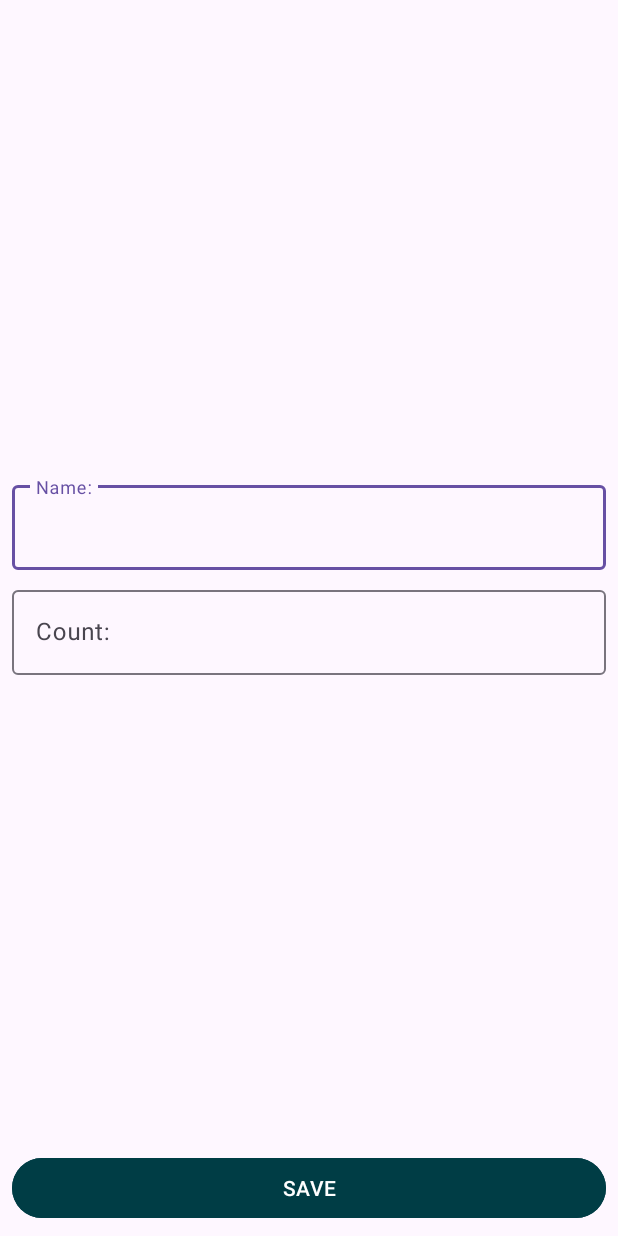
After one commit to darklittlefinch/shopping-list, an Android app: the ShopItemActivity screen opened directly, with no data from a screen before it, on a phone screen of 412 x 824 dp. The commit adds this screen. Run offline under Robolectric (Android 15) with nearby library versions, the phone set to English and light mode, and no system bars.

Commit message:
feat: add new activity and layout

```diff
--- a/app/src/main/AndroidManifest.xml
+++ b/app/src/main/AndroidManifest.xml
@@ -13,6 +13,10 @@
         android:theme="@style/Theme.ShoppingList"
         tools:targetApi="31">
         <activity
+            android:name=".presentation.ShopItemActivity"
+            android:windowSoftInputMode="adjustResize"
+            android:exported="false" />
+        <activity
             android:name=".presentation.MainActivity"
             android:exported="true">
             <intent-filter>
--- /dev/null
+++ b/app/src/main/java/com/elliemoritz/shoppinglist/presentation/ShopItemActivity.kt
@@ -0,0 +1,12 @@
+package com.elliemoritz.shoppinglist.presentation
+
+import androidx.appcompat.app.AppCompatActivity
+import android.os.Bundle
+import com.elliemoritz.shoppinglist.R
+
+class ShopItemActivity : AppCompatActivity() {
+    override fun onCreate(savedInstanceState: Bundle?) {
+        super.onCreate(savedInstanceState)
+        setContentView(R.layout.activity_shop_item)
+    }
+}
--- /dev/null
+++ b/app/src/main/res/layout/activity_shop_item.xml
@@ -0,0 +1,64 @@
+<?xml version="1.0" encoding="utf-8"?>
+<androidx.constraintlayout.widget.ConstraintLayout xmlns:android="http://schemas.android.com/apk/res/android"
+    xmlns:app="http://schemas.android.com/apk/res-auto"
+    xmlns:tools="http://schemas.android.com/tools"
+    android:layout_width="match_parent"
+    android:layout_height="match_parent"
+    tools:context=".presentation.ShopItemActivity">
+
+    <com.google.android.material.textfield.TextInputLayout
+        android:id="@+id/tilName"
+        android:layout_width="0dp"
+        android:layout_height="wrap_content"
+        android:layout_marginStart="8dp"
+        android:layout_marginEnd="8dp"
+        android:layout_marginBottom="4dp"
+        app:layout_constraintBottom_toTopOf="@id/tilCount"
+        app:layout_constraintEnd_toEndOf="parent"
+        app:layout_constraintStart_toStartOf="parent"
+        app:layout_constraintTop_toTopOf="parent"
+        app:layout_constraintVertical_chainStyle="packed">
+
+        <com.google.android.material.textfield.TextInputEditText
+            android:id="@+id/etName"
+            android:layout_width="match_parent"
+            android:layout_height="wrap_content"
+            android:hint="@string/name"
+            android:inputType="textCapWords" />
+
+    </com.google.android.material.textfield.TextInputLayout>
+
+    <com.google.android.material.textfield.TextInputLayout
+        android:id="@+id/tilCount"
+        android:layout_width="0dp"
+        android:layout_height="wrap_content"
+        android:layout_marginStart="8dp"
+        android:layout_marginTop="4dp"
+        android:layout_marginEnd="8dp"
+        app:layout_constraintBottom_toTopOf="@id/buttonSave"
+        app:layout_constraintEnd_toEndOf="parent"
+        app:layout_constraintStart_toStartOf="parent"
+        app:layout_constraintTop_toBottomOf="@id/tilName">
+
+        <com.google.android.material.textfield.TextInputEditText
+            android:id="@+id/etCount"
+            android:layout_width="match_parent"
+            android:layout_height="wrap_content"
+            android:hint="@string/count"
+            android:inputType="number" />
+
+    </com.google.android.material.textfield.TextInputLayout>
+
+    <Button
+        android:id="@+id/buttonSave"
+        android:layout_width="match_parent"
+        android:layout_height="wrap_content"
+        android:layout_margin="8dp"
+        android:backgroundTint="@color/dark_blue"
+        android:text="@string/save"
+        android:textAllCaps="true"
+        app:layout_constraintBottom_toBottomOf="parent"
+        app:layout_constraintEnd_toEndOf="parent"
+        app:layout_constraintStart_toStartOf="parent" />
+
+</androidx.constraintlayout.widget.ConstraintLayout>
--- a/app/src/main/res/values/strings.xml
+++ b/app/src/main/res/values/strings.xml
@@ -1,4 +1,7 @@
 <resources>
     <string name="app_name">Shopping List</string>
     <string name="add_new_shop_item">Add new shop item</string>
+    <string name="save">Save</string>
+    <string name="name">Name:</string>
+    <string name="count">Count:</string>
 </resources>
```
